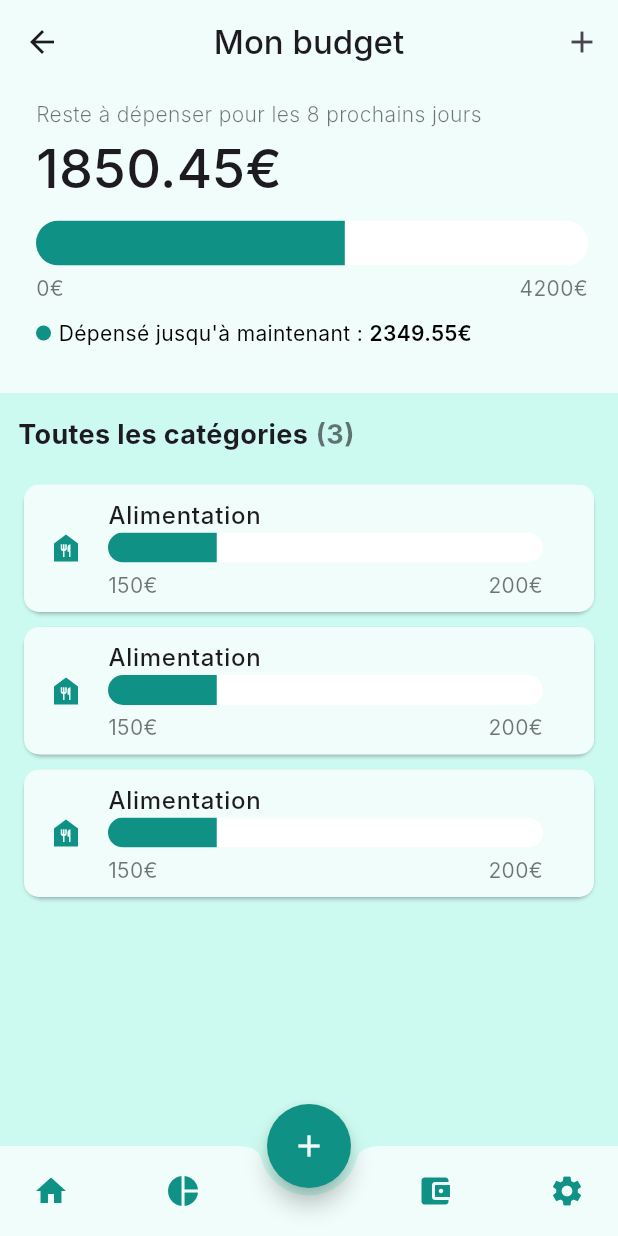
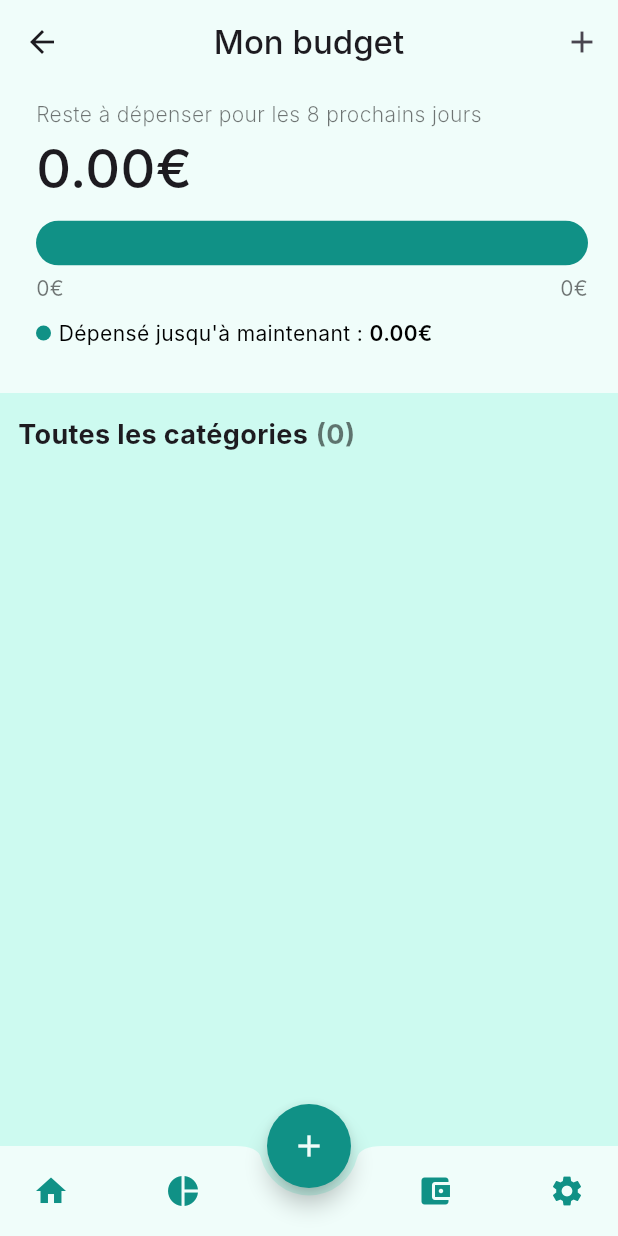
Before and after one commit to UnboringCompany/unboring_money, a Flutter app: the screen it shows after launch, after a tap on "Mon budget", on a phone screen of 412 x 824 dp. Run offline on Flutter 3.47's test engine with Material 3 defaults, Android fonts, the phone set to English and light mode, and no system bars; our stand-ins replace sqflite; accounts and stored records are empty; Roboto replaces fonts that are missing (Inter).

Commit message:
feat: data linked

```diff
--- a/lib/database/DatabaseHelper.dart
+++ b/lib/database/DatabaseHelper.dart
@@ -119,6 +119,60 @@ class DatabaseHelper {
     });
   }
 
+  Future<double> getSpentForAccount(int compte) async {
+    // Date actuelle
+    DateTime today = DateTime.now();
+
+    // Début du mois en cours
+    DateTime startOfMonth = DateTime(today.year, today.month, 1);
+
+    // Récupérer la base de données
+    final db = await database;
+
+    // Récupérer les dépenses du compte pour le mois en cours
+    final List<Map<String, dynamic>> maps = await db.query(
+      'Depenses',
+      where: 'compteId = ? AND date >= ? AND date <= ?',
+      whereArgs: [compte, startOfMonth.toIso8601String(), today.toIso8601String()]
+    );
+
+    // Calculer la somme des montants des dépenses
+    double totalSpent = 0.0;
+    for (var map in maps) {
+      totalSpent += map['montant'];
+    }
+
+    // Retourner le montant total
+    return totalSpent;
+  }
+
+  Future<double> getSpentForCategory(int category) async {
+    // Date actuelle
+    DateTime today = DateTime.now();
+
+    // Début du mois en cours
+    DateTime startOfMonth = DateTime(today.year, today.month, 1);
+
+    // Récupérer la base de données
+    final db = await database;
+
+    // Récupérer les dépenses du compte pour le mois en cours
+    final List<Map<String, dynamic>> maps = await db.query(
+      'Depenses',
+      where: 'categorieId = ? AND date >= ? AND date <= ?',
+      whereArgs: [category, startOfMonth.toIso8601String(), today.toIso8601String()]
+    );
+
+    // Calculer la somme des montants des dépenses
+    double totalSpent = 0.0;
+    for (var map in maps) {
+      totalSpent += map['montant'];
+    }
+
+    // Retourner le montant total
+    return totalSpent;
+  }
+
   Future<List<Depense>> getDepenses() async {
     final db = await database;
     final List<Map<String, dynamic>> maps = await db.query('Depenses');
@@ -197,5 +251,45 @@ class DatabaseHelper {
     });
   }
 
+  Future<int> getTotalLimit() async {
+    final db = await database;
+    final List<Map<String, dynamic>> maps = await db.query('Categories');
 
+    // Calculer la somme des montants des dépenses
+    int limit = 0;
+    for (var map in maps) {
+      // Vérifie si 'limite' est présent et non nul
+      if (map['limite'] != null) {
+        // Convertir la valeur en int, même si c'est un double
+        limit += (map['limite'] as num).toInt();
+      }
+    }
+    return limit;
+  }
+
+  Future<double> getSpentMonth() async {
+    // Date actuelle
+    DateTime today = DateTime.now();
+
+    // Début du mois en cours
+    DateTime startOfMonth = DateTime(today.year, today.month, 1);
+
+    // Récupérer la base de données
+    final db = await database;
+
+    // Récupérer les dépenses du compte pour le mois en cours
+    final List<Map<String, dynamic>> maps = await db.query(
+      'Depenses',
+      where: 'date >= ? AND date <= ?',
+      whereArgs: [startOfMonth.toIso8601String(), today.toIso8601String()]
+    );
+
+    // Calculer la somme des montants des dépenses
+    double totalSpent = 0.0;
+    for (var map in maps) {
+      totalSpent += map['montant'];
+    }
+    // Retourner le montant total
+    return totalSpent;
+  }
 }
--- a/lib/main.dart
+++ b/lib/main.dart
@@ -48,27 +48,14 @@ class HomePage extends StatefulWidget {
   @override
   _HomePageState createState() => _HomePageState();
 
-  final double budgetRestant = 1850.45;
-
-   final List<Map<String, String>> upcommingTransactions = [
-      {'name': 'EDF', 'date': '15/10/2024', 'amount': '47,65€'},
-      {'name': 'Loyer', 'date': '15/10/2024', 'amount': '47,65€'},
-    ];
-
-  final List<Map<String, String>> transactions = [
-    {'name': 'Carrefour', 'date': '04/10/2024', 'amount': '47,65€'},
-    {'name': 'Auchan', 'date': '03/10/2024', 'amount': '47,65€'},
-    {'name': 'Lideule', 'date': '02/10/2024', 'amount': '47,65€'},
-    {'name': 'Action', 'date': '01/10/2024', 'amount': '47,65€'},
-    {'name': 'H&M', 'date': '01/10/2024', 'amount': '47,65€'},
-    {'name': 'Fnac', 'date': '01/10/2024', 'amount': '47,65€'},
-  ];
 }
 
 class _HomePageState extends State<HomePage> {
 
   List<Depense> _moisDepenses = [];
   List<Depense> _aVenirDepenses = [];
+  int _limit = 0;
+  double _spent = 0.0;
 
 
   @override
@@ -76,6 +63,17 @@ class _HomePageState extends State<HomePage> {
     super.initState();
     fetchMoisDepenses();
     fetchDepensesAVenir();
+    fetchLimitSpent();
+  }
+
+  Future<void> fetchLimitSpent() async {
+    final dbHelper = DatabaseHelper();
+    _limit = await dbHelper.getTotalLimit();
+    _spent = await dbHelper.getSpentMonth();
+    setState(() {
+      _limit = _limit;
+      _spent = _spent;
+    });
   }
 
   Future<void> fetchDepensesAVenir() async {
@@ -109,7 +107,7 @@ class _HomePageState extends State<HomePage> {
       ),
       body: Column(
         children: [
-          BudgetSection(budgetRestant: widget.budgetRestant),
+          BudgetSection(budgetRestant: _limit.toDouble() - _spent),
           const SizedBox(height: 20),
           TransactionList(transactions: _moisDepenses, upcomingTransactions: _aVenirDepenses),
         ],
--- a/lib/screens/my_budget.dart
+++ b/lib/screens/my_budget.dart
@@ -1,4 +1,6 @@
 import 'package:flutter/material.dart';
+import 'package:unboring_money/database/DatabaseHelper.dart';
+import 'package:unboring_money/models/Categorie.dart';
 import 'package:unboring_money/widgets/category_list.dart';
 import 'package:unboring_money/widgets/floating_add.dart';
 import 'package:unboring_money/widgets/navbar.dart';
@@ -9,6 +11,40 @@ class MyBudgetPage extends StatefulWidget {
 }
 
 class _MyBudgetPageState extends State<MyBudgetPage> {
+
+  Map<Categorie, double> _categories = {};
+  int _limit = 1;
+  double _spent = 1.0;
+
+  @override
+  void initState() {
+    super.initState();
+    fetchAccounts();
+    fetchLimitSpent();
+  }
+
+  Future<void> fetchLimitSpent() async {
+    final dbHelper = DatabaseHelper();
+    _limit = await dbHelper.getTotalLimit();
+    _spent = await dbHelper.getSpentMonth();
+    setState(() {
+      _limit = _limit;
+      _spent = _spent;
+    });
+  }
+
+  Future<void> fetchAccounts() async {
+    final dbHelper = DatabaseHelper();
+    final categories = await dbHelper.getCategories();
+    for (var cat in categories) {
+          final spent = await dbHelper.getSpentForCategory(cat.id!);
+          _categories[cat] = spent;
+    }
+    print(_categories);
+    setState(() {
+      _categories = _categories;
+    });
+  }
 
   @override
   Widget build(BuildContext context) {
@@ -31,11 +67,11 @@ class _MyBudgetPageState extends State<MyBudgetPage> {
           ),
         ],
       ),
-      body: const Column(
+      body: Column(
         children: [
-          BudgetSection(budgetRestant: 1850.45, monthlyBudget: 4200.00),
-          SizedBox(height: 20),
-          CategoryList(),
+          BudgetSection(budgetRestant: _limit.toDouble() - _spent, monthlyBudget: _limit.toDouble()),
+          const SizedBox(height: 20),
+          CategoryList(categoryList: _categories),
         ],
       ),
       floatingActionButton: const FloatingAdd(),
--- a/lib/widgets/category_item.dart
+++ b/lib/widgets/category_item.dart
@@ -2,7 +2,7 @@ import 'package:flutter/material.dart';
 
 class CategoryItem extends StatelessWidget {
   final String name;
-  final double limit;
+  final int limit;
   final double spent;
   final IconData icon;
 
@@ -28,7 +28,7 @@ class CategoryItem extends StatelessWidget {
               child: ClipRRect(
                 borderRadius: const BorderRadius.all(Radius.circular(20)),
                 child: LinearProgressIndicator(
-                  value: (limit - spent) / limit,
+                  value: spent / limit.toDouble(),
                   valueColor: const AlwaysStoppedAnimation<Color>(Color(0xFF109186)),
                   backgroundColor: Colors.white,
                 ),
--- a/lib/widgets/category_list.dart
+++ b/lib/widgets/category_list.dart
@@ -3,7 +3,9 @@ import 'package:unboring_money/widgets/category_item.dart';
 
 class CategoryList extends StatefulWidget {
 
-  const CategoryList({super.key});
+  final Map categoryList;
+
+  const CategoryList({super.key, required this.categoryList});
 
   @override
   // ignore: library_private_types_in_public_api
@@ -11,7 +13,6 @@ class CategoryList extends StatefulWidget {
 }
 
 class _CategoryListState extends State<CategoryList> {
-  bool showUpcomingTransactions = false;
 
   @override
   Widget build(BuildContext context) {
@@ -22,25 +23,29 @@ class _CategoryListState extends State<CategoryList> {
         child: Column(
           children: [
             const SizedBox(height: 15),
-            const Padding(
-              padding: EdgeInsets.only(left: 12),
+            Padding(
+              padding: const EdgeInsets.only(left: 12),
               child: Row(
                 children: [
-                Text("Toutes les catégories", style: TextStyle(fontSize: 18, fontWeight: FontWeight.w700)),
-                SizedBox(width: 5),
-                Text("(3)", style: TextStyle(fontSize: 18, fontWeight: FontWeight.w700, color: Colors.black54)),
+                const Text("Toutes les catégories", style: TextStyle(fontSize: 18, fontWeight: FontWeight.w700)),
+                const SizedBox(width: 5),
+                Text("(${widget.categoryList.length})", style: const TextStyle(fontSize: 18, fontWeight: FontWeight.w700, color: Colors.black54)),
                 ],
               ),
             ),
             const SizedBox(height: 15),
             Expanded(
               child: ListView.builder(
-                itemCount: [1,2,3].length,
+                itemCount: widget.categoryList.length,
                 itemBuilder: (context, index) {
-                  return const CategoryItem(
-                    name: "Alimentation",
-                    limit: 200,
-                    spent: 150,
+
+                  final category = widget.categoryList.keys.elementAt(index);
+                  final spent = widget.categoryList[category];
+
+                  return CategoryItem(
+                    name: category.nom,
+                    limit: category.limite,
+                    spent: spent,
                     icon: Icons.food_bank
                   );
                 },
```
Also changed, not shown: lib/screens/my_accounts.dart (+25 -1 lines), lib/widgets/accounts_list.dart (+13 -5 lines).
